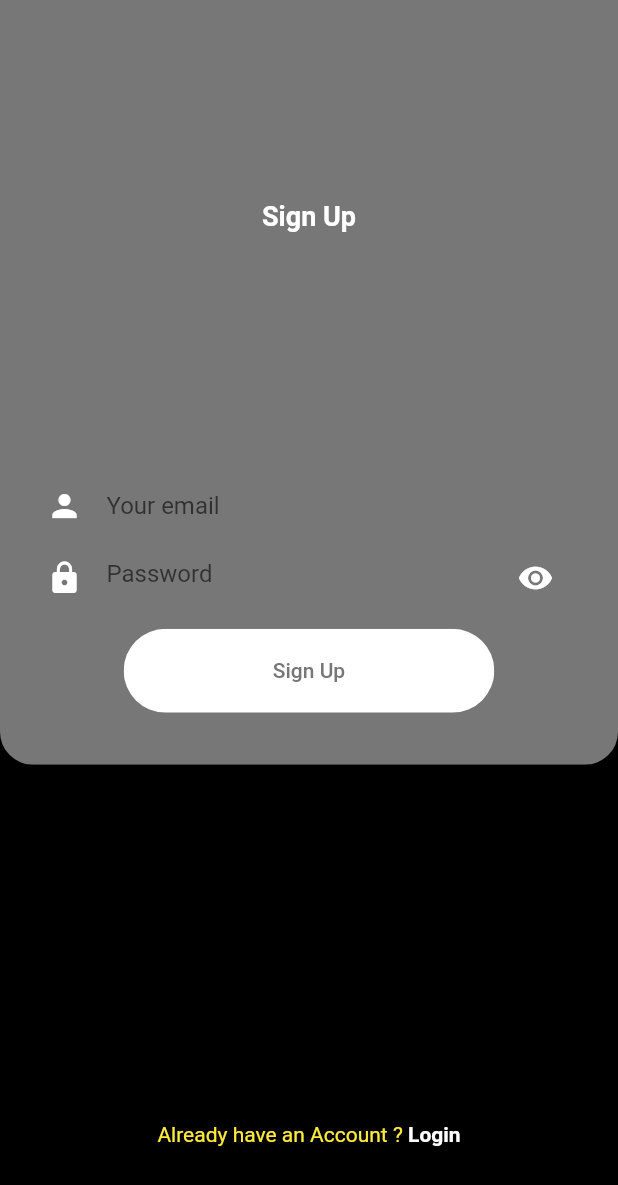
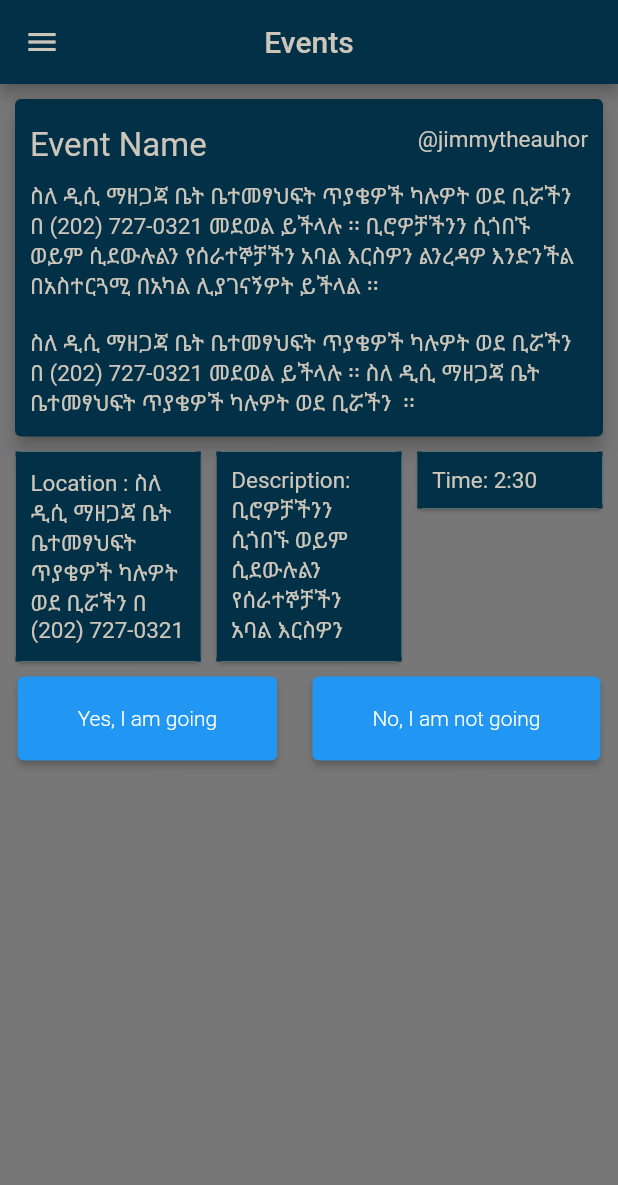
Before and after one commit to betu55/Hagerawi, a Flutter app: the screen it shows after launch, on a phone screen of 412 x 824 dp. Shown: the top 1185 px of the screen. Run offline on Flutter 3.47's test engine with Material 2 defaults, Android fonts, the light colour scheme and no system bars; our stand-ins replace flutter_svg.

Commit message:
single event page base

```diff
--- a/lib/main.dart
+++ b/lib/main.dart
@@ -5,6 +5,7 @@ import 'package:hagerawi_app/pages/quiz.dart';
 import 'package:hagerawi_app/pages/signup.dart';
 import 'package:hagerawi_app/pages/login.dart';
 import 'package:hagerawi_app/pages/events.dart';
+import 'package:hagerawi_app/pages/single_event.dart';
 
 void doSth() {
   print("working progress real <.>");
@@ -17,13 +18,14 @@ void main() {
     debugShowCheckedModeBanner: false,
     //home: Login(),
 
-    initialRoute: Signup.routeName,
+    initialRoute: SingleEvent.routeName,
 
     routes: {
       Signup.routeName: (BuildContext context) => Signup(),
       Login.routeName: (BuildContext context) => Login(),
       Quiz.routeName: (BuildContext context) => Quiz(),
       EventsPage.routeName: (BuildContext context) => EventsPage(),
+      SingleEvent.routeName: (BuildContext context) => SingleEvent(),
     },
   ));
 }
--- a/lib/pages/login.dart
+++ b/lib/pages/login.dart
@@ -1,6 +1,6 @@
 import 'package:flutter/material.dart';
 import 'package:flutter_svg/svg.dart';
-import 'package:hagerawi_app/main.dart';
+import 'package:hagerawi_app/pages/events.dart';
 import 'package:hagerawi_app/pages/signup.dart';
 
 const kPrimaryColor = Color(0xff777777);
--- a/lib/pages/signup.dart
+++ b/lib/pages/signup.dart
@@ -1,6 +1,7 @@
 import 'package:flutter/material.dart';
 import 'package:flutter_svg/svg.dart';
 import 'package:hagerawi_app/main.dart';
+import 'package:hagerawi_app/pages/events.dart';
 import 'package:hagerawi_app/pages/login.dart';
 
 const kPrimaryColor = Color(0xff777777);
--- /dev/null
+++ b/lib/pages/single_event.dart
@@ -0,0 +1,149 @@
+import 'package:flutter/material.dart';
+import 'package:hagerawi_app/files/cards.dart';
+import 'package:hagerawi_app/files/sidebar.dart';
+import 'package:hagerawi_app/providers/color_provider.dart';
+import 'package:provider/provider.dart';
+
+class SingleEvent extends StatefulWidget {
+  const SingleEvent({Key? key}) : super(key: key);
+  static const String routeName = "/single_event";
+  @override
+  _SingleEventState createState() => _SingleEventState();
+}
+
+class _SingleEventState extends State<SingleEvent> {
+  final colorProvider = ColorProvider(Color(0xff023047));
+
+  Color goingColor = Colors.lightBlue.shade500;
+  Color darkBlueHex = Color(0xff023047);
+  Color darkgreyHex = Color(0xff777777);
+  Color warmOrangeHex = Color(0xffccc5b9);
+  Color warmOrangeHexBtn = Color(0xffccc5b9);
+  Color ligthOrangeHex = Color(0xffF4A261);
+  Color yellowtext = Colors.yellow;
+
+  @override
+  Widget build(BuildContext context) {
+    Size size = MediaQuery.of(context).size;
+    return MaterialApp(
+        debugShowCheckedModeBanner: false,
+        home: ChangeNotifierProvider<ColorProvider>(
+          create: (context) => colorProvider,
+          child: Scaffold(
+            backgroundColor: darkgreyHex,
+            drawer: Navbar(),
+            appBar: AppBar(
+              title: Text(
+                "Events",
+                style: TextStyle(color: warmOrangeHex),
+              ),
+              centerTitle: true,
+              backgroundColor: darkBlueHex,
+              backwardsCompatibility: true,
+              iconTheme: IconThemeData(color: warmOrangeHex),
+            ),
+            body: Container(
+              // height: 300,
+              // width: 300,
+              child: Column(
+                children: [
+                  cards[0],
+                  Container(
+                    // width: size.width,
+                    height: 150,
+                    child: Row(
+                      mainAxisAlignment: MainAxisAlignment.spaceEvenly,
+                      crossAxisAlignment: CrossAxisAlignment.start,
+                      children: [
+                        Card(
+                          margin: EdgeInsets.fromLTRB(0, 0, 0, 10),
+                          child: Container(
+                            color: darkBlueHex,
+                            width: size.width * 0.3,
+                            padding: EdgeInsets.all(10),
+                            child: Text(
+                              "Location : ስለ ዲሲ ማዘጋጃ ቤት ቤተመፃህፍት ጥያቄዎች ካሉዎት ወደ ቢሯችን በ (202) 727‐0321 መደወል ይችላሉ ፡፡ ",
+                              style: TextStyle(
+                                color: warmOrangeHex,
+                                fontSize: 15,
+                              ),
+                            ),
+                          ),
+                        ),
+                        Card(
+                          margin: EdgeInsets.only(bottom: 10),
+                          child: Container(
+                            color: darkBlueHex,
+                            width: size.width * 0.3,
+                            padding: EdgeInsets.all(10),
+                            child: Text(
+                              "Description: ቢሮዎቻችንን ሲጎበኙ ወይም ሲደውሉልን የሰራተኞቻችን አባል እርስዎን ልንረዳዎ እንድንችል በአስተርጓሚ በአካል ሊያገናኝዎት ይችላል ፡፡",
+                              style: TextStyle(
+                                color: warmOrangeHex,
+                                fontSize: 15,
+                              ),
+                            ),
+                          ),
+                        ),
+                        Card(
+                          margin: EdgeInsets.only(bottom: 10),
+                          child: Consumer<ColorProvider>(
+                              builder: (context, state, _) {
+                            return Container(
+                              color: state.color,
+                              width: size.width * 0.3,
+                              padding: EdgeInsets.all(10),
+                              child: Text(
+                                "Time: 2:30",
+                                style: TextStyle(
+                                  color: warmOrangeHex,
+                                  fontSize: 15,
+                                ),
+                              ),
+                            );
+                          }),
+                        ),
+                      ],
+                    ),
+                  ),
+                  Row(
+                    mainAxisAlignment: MainAxisAlignment.spaceAround,
+                    children: [
+                      ElevatedButton(
+                        style: ElevatedButton.styleFrom(
+                          // primary: yellowtext,
+                          padding: EdgeInsets.symmetric(
+                              vertical: 20, horizontal: 40),
+                        ),
+                        onPressed: () {
+                          colorProvider.changeColor(Colors.green);
+                        },
+                        child: Text("Yes, I am going",
+                            style: TextStyle(
+                              // backgroundColor: goingColor,
+                              // color: yellowtext,
+                              fontWeight: FontWeight.w300,
+                            )),
+                      ),
+                      ElevatedButton(
+                        style: ElevatedButton.styleFrom(
+                          // primary: yellowtext,
+                          padding: EdgeInsets.symmetric(
+                              vertical: 20, horizontal: 40),
+                        ),
+                        onPressed: () {},
+                        child: Text("No, I am not going",
+                            style: TextStyle(
+                              // backgroundColor: warmOrangeHex,
+                              fontWeight: FontWeight.w300,
+                            )),
+                      ),
+                    ],
+                  ),
+                ],
+              ),
+            ),
+          ),
+        ));
+  }
+}
--- /dev/null
+++ b/lib/providers/color_provider.dart
@@ -0,0 +1,11 @@
+import 'package:flutter/material.dart';
+
+class ColorProvider extends ChangeNotifier {
+  Color color;
+  ColorProvider(this.color);
+
+  void changeColor(Color color) {
+    this.color = color;
+    notifyListeners();
+  }
+}
--- a/pubspec.yaml
+++ b/pubspec.yaml
@@ -29,6 +29,7 @@ dependencies:
   # Use with the CupertinoIcons class for iOS style icons.
   cupertino_icons: ^1.0.2
   flutter_svg: ^0.19.1
+  provider: ^6.0.0
 
 dev_dependencies:
   flutter_test:
@@ -49,8 +50,8 @@ flutter:
   # To add assets to your application, add an assets section, like this:
   assets:
     - assets/
-    - assets/images
-    - assets/icons
+    - assets/images/
+    - assets/icons/
 
   # An image asset can refer to one or more resolution-specific "variants", see
   # https://flutter.dev/assets-and-images/#resolution-aware.
```
Also changed, not shown: pubspec.lock, 1 other file.
